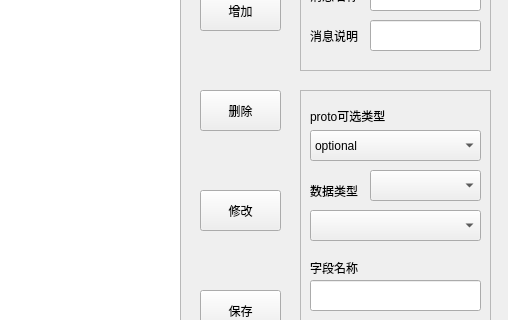
First picture: the form in Designer/tool.ui, repository Addision/ProtoTool, before the edit; both pictures show x 320 to 828 and y 123 to 443 of the 828 by 776 pixel window.
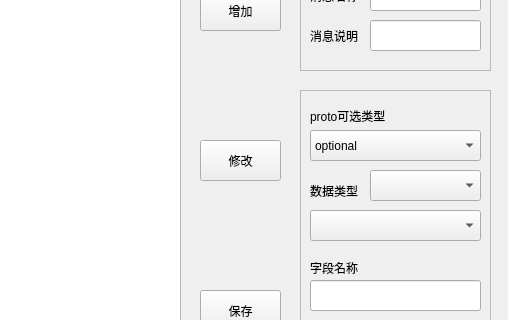
Second picture: the form after the edit.

Patch:
```diff
--- a/Designer/tool.ui
+++ b/Designer/tool.ui
@@ -182,24 +182,11 @@
      </property>
     </widget>
    </widget>
-   <widget class="QPushButton" name="BtnDel">
-    <property name="geometry">
-     <rect>
-      <x>520</x>
-      <y>190</y>
-      <width>81</width>
-      <height>41</height>
-     </rect>
-    </property>
-    <property name="text">
-     <string>删除</string>
-    </property>
-   </widget>
    <widget class="QPushButton" name="BtnUpdate">
     <property name="geometry">
      <rect>
       <x>520</x>
-      <y>290</y>
+      <y>240</y>
       <width>81</width>
       <height>41</height>
      </rect>
```
